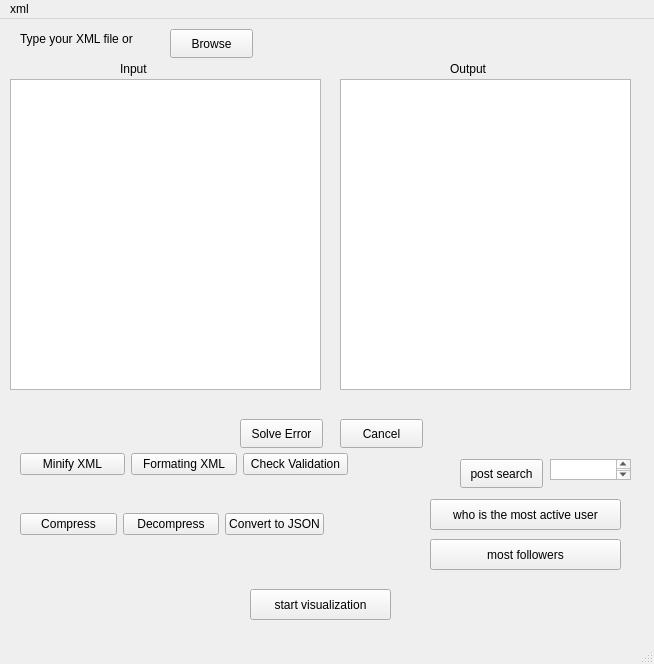
The window that GUI/mainwindow.ui (Jovany-20/XML-DSA-PROJECT) describes before a commit, drawn with Qt 5.
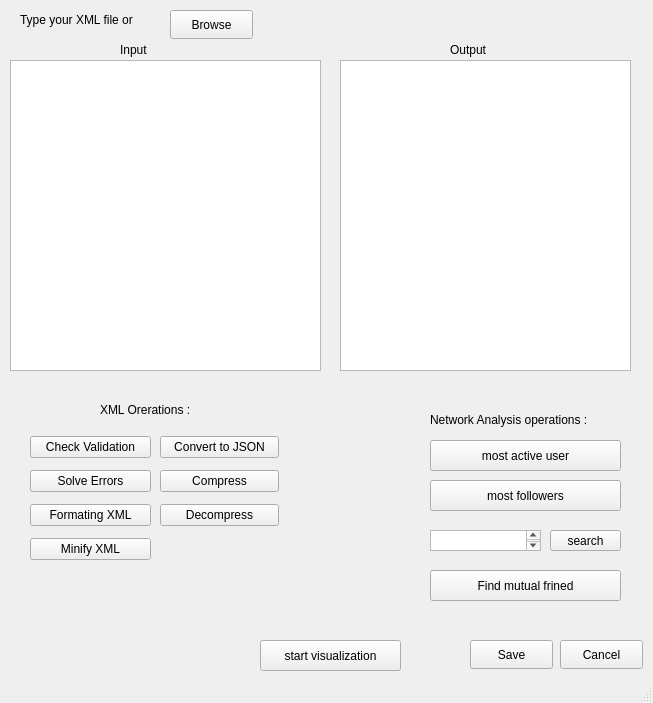
The same window after the commit.

Diff of the .ui file:
```diff
--- a/GUI/mainwindow.ui
+++ b/GUI/mainwindow.ui
@@ -6,8 +6,8 @@
    <rect>
     <x>0</x>
     <y>0</y>
-    <width>654</width>
-    <height>664</height>
+    <width>653</width>
+    <height>703</height>
    </rect>
   </property>
   <property name="windowTitle">
@@ -27,24 +27,11 @@
      <string>Browse</string>
     </property>
    </widget>
-   <widget class="QPushButton" name="pushButton_3">
-    <property name="geometry">
-     <rect>
-      <x>240</x>
-      <y>400</y>
-      <width>83</width>
-      <height>29</height>
-     </rect>
-    </property>
-    <property name="text">
-     <string>Solve Error</string>
-    </property>
-   </widget>
    <widget class="QPushButton" name="pushButton_9">
     <property name="geometry">
      <rect>
-      <x>340</x>
-      <y>400</y>
+      <x>560</x>
+      <y>640</y>
       <width>83</width>
       <height>29</height>
      </rect>
@@ -75,6 +62,9 @@
       <height>311</height>
      </rect>
     </property>
+    <property name="readOnly">
+     <bool>true</bool>
+    </property>
    </widget>
    <widget class="QPlainTextEdit" name="inputArea">
     <property name="geometry">
@@ -115,27 +105,13 @@
    <widget class="QWidget" name="layoutWidget">
     <property name="geometry">
      <rect>
-      <x>20</x>
+      <x>30</x>
       <y>430</y>
-      <width>328</width>
-      <height>31</height>
+      <width>121</width>
+      <height>139</height>
      </rect>
     </property>
-    <layout class="QHBoxLayout" name="horizontalLayout">
-     <item>
-      <widget class="QPushButton" name="minifyButton">
-       <property name="text">
-        <string>Minify XML</string>
-       </property>
-      </widget>
-     </item>
-     <item>
-      <widget class="QPushButton" name="pushButton_4">
-       <property name="text">
-        <string>Formating XML</string>
-       </property>
-      </widget>
-     </item>
+    <layout class="QVBoxLayout" name="verticalLayout">
      <item>
       <widget class="QPushButton" name="checkValidationButton">
        <property name="text">
@@ -143,18 +119,46 @@
        </property>
       </widget>
      </item>
+     <item>
+      <widget class="QPushButton" name="pushButton_3">
+       <property name="text">
+        <string>Solve Errors</string>
+       </property>
+      </widget>
+     </item>
+     <item>
+      <widget class="QPushButton" name="pushButton_4">
+       <property name="text">
+        <string>Formating XML</string>
+       </property>
+      </widget>
+     </item>
+     <item>
+      <widget class="QPushButton" name="minifyButton">
+       <property name="text">
+        <string>Minify XML</string>
+       </property>
+      </widget>
+     </item>
     </layout>
    </widget>
    <widget class="QWidget" name="layoutWidget">
     <property name="geometry">
      <rect>
-      <x>20</x>
-      <y>490</y>
-      <width>304</width>
-      <height>31</height>
+      <x>160</x>
+      <y>430</y>
+      <width>119</width>
+      <height>103</height>
      </rect>
     </property>
-    <layout class="QHBoxLayout" name="horizontalLayout_2">
+    <layout class="QVBoxLayout" name="verticalLayout_2">
+     <item>
+      <widget class="QPushButton" name="convertToJSONButton">
+       <property name="text">
+        <string>Convert to JSON</string>
+       </property>
+      </widget>
+     </item>
      <item>
       <widget class="QPushButton" name="compressButton">
        <property name="text">
@@ -169,34 +173,27 @@
        </property>
       </widget>
      </item>
-     <item>
-      <widget class="QPushButton" name="convertToJSONButton">
-       <property name="text">
-        <string>Convert to JSON</string>
-       </property>
-      </widget>
-     </item>
     </layout>
    </widget>
    <widget class="QPushButton" name="searchButton">
     <property name="geometry">
      <rect>
-      <x>460</x>
-      <y>440</y>
-      <width>83</width>
-      <height>29</height>
-     </rect>
-    </property>
-    <property name="text">
-     <string>post search</string>
-    </property>
-   </widget>
-   <widget class="QPlainTextEdit" name="searchKeyword">
-    <property name="geometry">
-     <rect>
       <x>550</x>
-      <y>440</y>
-      <width>81</width>
+      <y>530</y>
+      <width>71</width>
+      <height>21</height>
+     </rect>
+    </property>
+    <property name="text">
+     <string>search</string>
+    </property>
+   </widget>
+   <widget class="QPlainTextEdit" name="searchKeyword">
+    <property name="geometry">
+     <rect>
+      <x>430</x>
+      <y>530</y>
+      <width>111</width>
       <height>21</height>
      </rect>
     </property>
@@ -204,8 +201,8 @@
    <widget class="QPushButton" name="sartVisualizationButton">
     <property name="geometry">
      <rect>
-      <x>250</x>
-      <y>570</y>
+      <x>260</x>
+      <y>640</y>
       <width>141</width>
       <height>31</height>
      </rect>
@@ -218,20 +215,20 @@
     <property name="geometry">
      <rect>
       <x>430</x>
-      <y>480</y>
+      <y>440</y>
       <width>191</width>
       <height>31</height>
      </rect>
     </property>
     <property name="text">
-     <string>who is the most active user</string>
+     <string>most active user</string>
     </property>
    </widget>
    <widget class="QPushButton" name="mostActiveUserButton_2">
     <property name="geometry">
      <rect>
       <x>430</x>
-      <y>520</y>
+      <y>480</y>
       <width>191</width>
       <height>31</height>
      </rect>
@@ -240,22 +237,68 @@
      <string>most followers</string>
     </property>
    </widget>
+   <widget class="QPushButton" name="SaveButton">
+    <property name="geometry">
+     <rect>
+      <x>470</x>
+      <y>640</y>
+      <width>83</width>
+      <height>29</height>
+     </rect>
+    </property>
+    <property name="text">
+     <string>Save</string>
+    </property>
+   </widget>
+   <widget class="QLabel" name="label_4">
+    <property name="geometry">
+     <rect>
+      <x>100</x>
+      <y>400</y>
+      <width>121</width>
+      <height>20</height>
+     </rect>
+    </property>
+    <property name="text">
+     <string>XML Orerations :</string>
+    </property>
+   </widget>
+   <widget class="QLabel" name="label_5">
+    <property name="geometry">
+     <rect>
+      <x>430</x>
+      <y>410</y>
+      <width>201</width>
+      <height>20</height>
+     </rect>
+    </property>
+    <property name="text">
+     <string>Network Analysis operations :</string>
+    </property>
+   </widget>
+   <widget class="QPushButton" name="mutualFriendsButton">
+    <property name="geometry">
+     <rect>
+      <x>430</x>
+      <y>570</y>
+      <width>191</width>
+      <height>31</height>
+     </rect>
+    </property>
+    <property name="text">
+     <string>Find mutual frined</string>
+    </property>
+   </widget>
   </widget>
   <widget class="QMenuBar" name="menubar">
    <property name="geometry">
     <rect>
      <x>0</x>
      <y>0</y>
-     <width>654</width>
+     <width>653</width>
      <height>25</height>
     </rect>
    </property>
-   <widget class="QMenu" name="menuxml">
-    <property name="title">
-     <string>xml</string>
-    </property>
-   </widget>
-   <addaction name="menuxml"/>
   </widget>
   <widget class="QStatusBar" name="statusbar"/>
  </widget>
```
